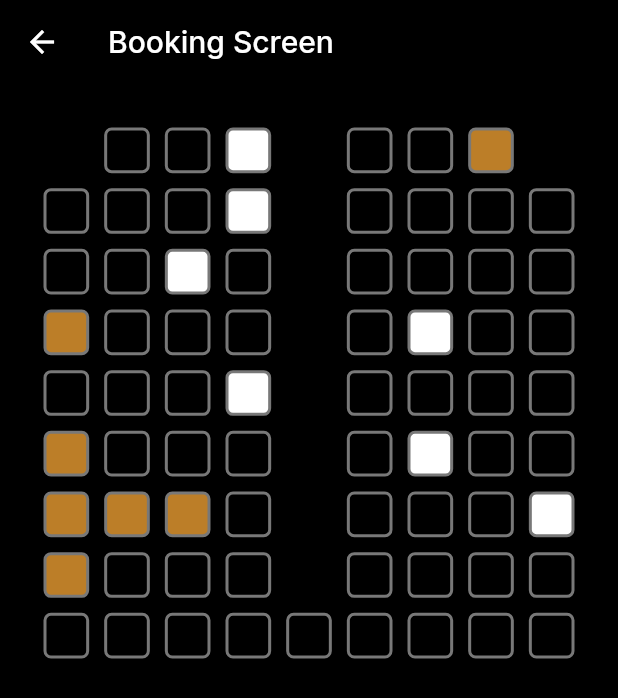
After one commit to TechTriathlon-CosmiX/flutter_app, a Flutter app: the screen it shows after launch, after a tap on "Booking Screen", on a phone screen of 412 x 824 dp. The commit adds this screen. Shown: the top 698 px of the screen. Run offline on Flutter 3.47's test engine with Material 2 defaults, Android fonts, the phone set to English and light mode, and no system bars; our stand-ins replace get, google_fonts.

Commit message:
Create seats grid view

```diff
--- /dev/null
+++ b/lib/screens/booking_screen.dart
@@ -0,0 +1,55 @@
+import 'package:flutter/material.dart';
+import '../widgets/seats.dart';
+
+class BookingScreen extends StatelessWidget {
+  final List<int> selected = [3, 12, 20, 33, 39, 51, 62];
+  final List<int> reserved = [7, 27, 45, 54, 55, 56, 63];
+
+  BookingScreen({Key? key}) : super(key: key);
+
+  @override
+  Widget build(BuildContext context) {
+    return Scaffold(
+      appBar: AppBar(title: const Text("Booking Screen")),
+      body: Container(
+        color: Colors.black,
+        child: Padding(
+          padding: const EdgeInsets.all(24.0),
+          child: Center(
+            child: GridView.custom(
+              gridDelegate: const SliverGridDelegateWithFixedCrossAxisCount(
+                crossAxisCount: 9,
+              ),
+              childrenDelegate: SliverChildBuilderDelegate(
+                (context, index) {
+                  int row = index ~/ 9;
+                  int col = index % 9;
+
+                  if ((row == 0 && (col == 0 || col == 8))) {
+                    return const SizedBox(
+                      width: 40,
+                      height: 40,
+                    );
+                  } else if (row == 8 || col != 4) {
+                    bool isSelected = selected.contains(index);
+                    bool isReserved = reserved.contains(index);
+                    return Seats(
+                      isSelected: isSelected,
+                      isReserved: isReserved,
+                    );
+                  } else {
+                    return const SizedBox(
+                      width: 40,
+                      height: 40,
+                    );
+                  }
+                },
+                childCount: 81,
+              ),
+            ),
+          ),
+        ),
+      ),
+    );
+  }
+}
--- a/lib/screens/home_screen.dart
+++ b/lib/screens/home_screen.dart
@@ -1,6 +1,7 @@
 import 'package:CosmiX/screens/buttons_screen.dart';
 import 'package:CosmiX/screens/inputs_screen.dart';
 import 'package:CosmiX/theme/colors.dart';
+import 'package:CosmiX/screens/booking_screen.dart';
 import 'package:flutter/material.dart';
 import 'package:get/get.dart';
 
@@ -40,6 +41,12 @@ class HomeScreen extends StatelessWidget {
                 type: ButtonType.primary,
                 buttonText: "Inputs",
                 onPressed: () => Get.to(() => InputsScreen())),
+            const SizedBox(height: 24),
+            Button(
+                rightIcon: const Icon(Icons.arrow_forward_ios),
+                type: ButtonType.primary,
+                buttonText: "Booking Screen",
+                onPressed: () => Get.to(() => BookingScreen())),
           ],
         )),
       ),
--- /dev/null
+++ b/lib/widgets/seats.dart
@@ -0,0 +1,31 @@
+import 'package:flutter/material.dart';
+
+class Seats extends StatelessWidget {
+  final bool isSelected;
+  final bool isReserved;
+
+  const Seats({
+    Key? key,
+    required this.isSelected,
+    required this.isReserved,
+  }) : super(key: key);
+
+  @override
+  Widget build(BuildContext context) {
+    Color boxColor = isSelected ? Colors.white : isReserved ? const Color(0xFFBC7E28) : Colors.transparent;
+
+    return Padding(
+      padding: const EdgeInsets.all(5.0),
+      child: Container(
+        decoration: BoxDecoration(
+          color: boxColor,
+          borderRadius: BorderRadius.circular(5),
+          border: Border.all(
+            color: const Color(0xFF787878),
+            width: 2.0,
+          ),
+        ),
+      ),
+    );
+  }
+}
```
